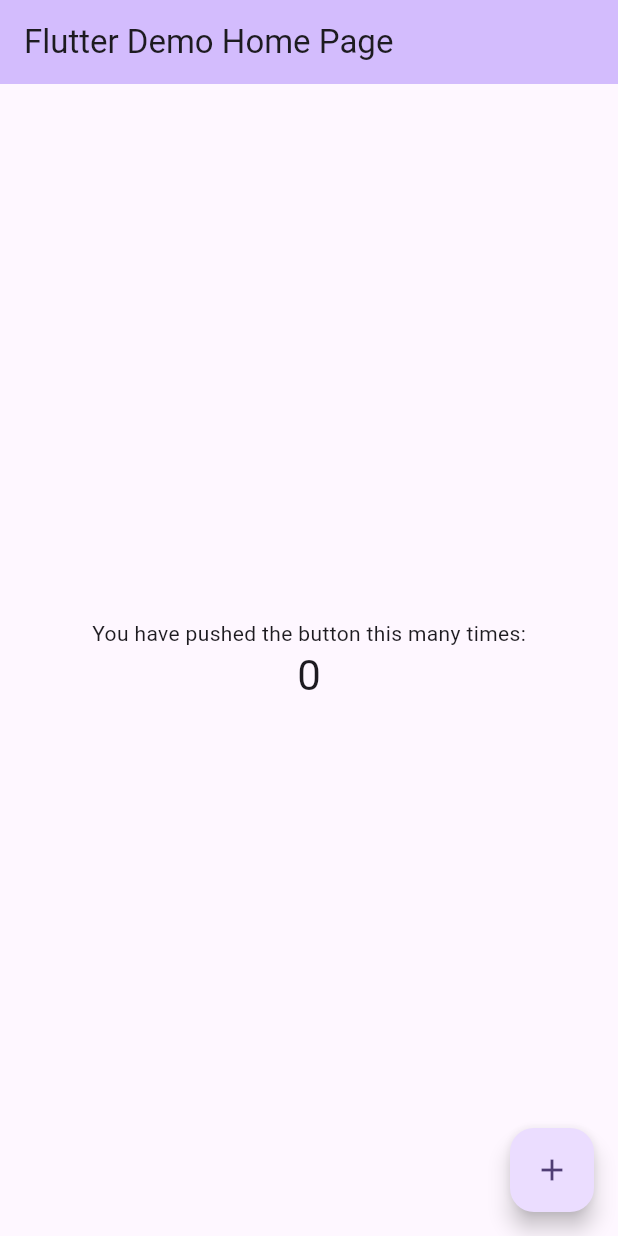
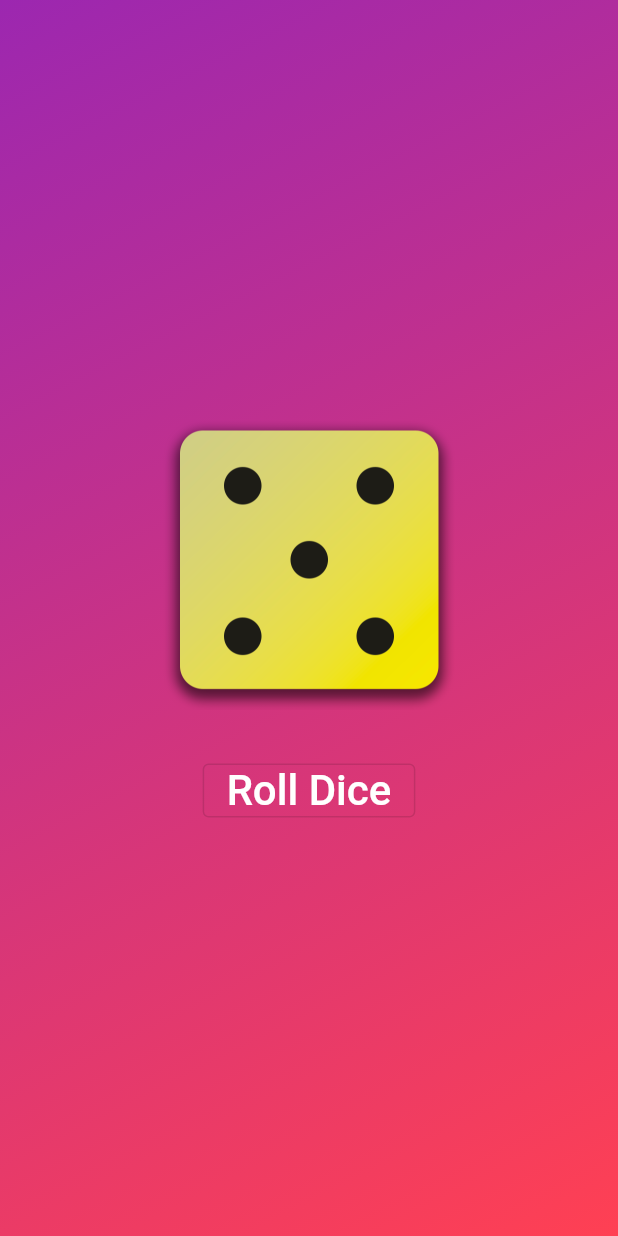
Before and after one commit to SyedZeeshanAijaz/dice_appFlutter, a Flutter app: the screen it shows after launch, on a phone screen of 412 x 824 dp. Run offline on Flutter 3.47's test engine with Material 2 defaults, Android fonts, the phone set to English and light mode, and no system bars.

Commit message:
Final Changes

```diff
--- /dev/null
+++ b/lib/homepage.dart
@@ -0,0 +1,68 @@
+import 'package:flutter/material.dart';
+import 'dart:math';
+
+class HomePage extends StatefulWidget {
+  const HomePage({super.key});
+  @override
+  State<StatefulWidget> createState() {
+    return _HomePageState();
+  }
+}
+
+class _HomePageState extends State<HomePage> {
+  late int imageNo;
+  Random random = Random();
+
+  void _randomGenerator() {
+    imageNo = random.nextInt(6) + 1;
+  }
+
+  void _textButtonController() {
+    setState(() {
+      _randomGenerator();
+    });
+  }
+
+  @override
+  void initState() {
+    _randomGenerator();
+    super.initState();
+  }
+
+  @override
+  Widget build(BuildContext context) {
+    return Scaffold(
+      body: Container(
+        decoration: const BoxDecoration(
+            gradient: LinearGradient(
+                begin: Alignment.topLeft,
+                end: Alignment.bottomRight,
+                colors: [Colors.purple, Color.fromARGB(255, 255, 64, 83)])),
+        child: Center(
+          child: Column(
+            mainAxisSize: MainAxisSize.min,
+            children: [
+              Image.asset(
+                'assets/images/dice-$imageNo.png',
+                width: 200,
+              ),
+              const SizedBox(
+                height: 30,
+              ),
+              OutlinedButton(
+                onPressed: _textButtonController,
+                child: const Text(
+                  'Roll Dice',
+                  style: TextStyle(
+                    fontSize: 28,
+                    color: Colors.white,
+                  ),
+                ),
+              ),
+            ],
+          ),
+        ),
+      ),
+    );
+  }
+}
--- a/lib/main.dart
+++ b/lib/main.dart
@@ -1,4 +1,5 @@
 import 'package:flutter/material.dart';
+import 'HomePage.dart';
 
 void main() {
   runApp(const MyApp());
@@ -6,120 +7,11 @@ void main() {
 
 class MyApp extends StatelessWidget {
   const MyApp({super.key});
-
-  // This widget is the root of your application.
   @override
   Widget build(BuildContext context) {
-    return MaterialApp(
-      title: 'Flutter Demo',
-      theme: ThemeData(
-        // This is the theme of your application.
-        //
-        // TRY THIS: Try running your application with "flutter run". You'll see
-        // the application has a blue toolbar. Then, without quitting the app,
-        // try changing the seedColor in the colorScheme below to Colors.green
-        // and then invoke "hot reload" (save your changes or press the "hot
-        // reload" button in a Flutter-supported IDE, or press "r" if you used
-        // the command line to start the app).
-        //
-        // Notice that the counter didn't reset back to zero; the application
-        // state is not lost during the reload. To reset the state, use hot
-        // restart instead.
-        //
-        // This works for code too, not just values: Most code changes can be
-        // tested with just a hot reload.
-        colorScheme: ColorScheme.fromSeed(seedColor: Colors.deepPurple),
-        useMaterial3: true,
-      ),
-      home: const MyHomePage(title: 'Flutter Demo Home Page'),
+    return const MaterialApp(
+      title: "Dice App ",
+      home: HomePage(),
     );
   }
 }
-
-class MyHomePage extends StatefulWidget {
-  const MyHomePage({super.key, required this.title});
-
-  // This widget is the home page of your application. It is stateful, meaning
-  // that it has a State object (defined below) that contains fields that affect
-  // how it looks.
-
-  // This class is the configuration for the state. It holds the values (in this
-  // case the title) provided by the parent (in this case the App widget) and
-  // used by the build method of the State. Fields in a Widget subclass are
-  // always marked "final".
-
-  final String title;
-
-  @override
-  State<MyHomePage> createState() => _MyHomePageState();
-}
-
-class _MyHomePageState extends State<MyHomePage> {
-  int _counter = 0;
-
-  void _incrementCounter() {
-    setState(() {
-      // This call to setState tells the Flutter framework that something has
-      // changed in this State, which causes it to rerun the build method below
-      // so that the display can reflect the updated values. If we changed
-      // _counter without calling setState(), then the build method would not be
-      // called again, and so nothing would appear to happen.
-      _counter++;
-    });
-  }
-
-  @override
-  Widget build(BuildContext context) {
-    // This method is rerun every time setState is called, for instance as done
-    // by the _incrementCounter method above.
-    //
-    // The Flutter framework has been optimized to make rerunning build methods
-    // fast, so that you can just rebuild anything that needs updating rather
-    // than having to individually change instances of widgets.
-    return Scaffold(
-      appBar: AppBar(
-        // TRY THIS: Try changing the color here to a specific color (to
-        // Colors.amber, perhaps?) and trigger a hot reload to see the AppBar
-        // change color while the other colors stay the same.
-        backgroundColor: Theme.of(context).colorScheme.inversePrimary,
-        // Here we take the value from the MyHomePage object that was created by
-        // the App.build method, and use it to set our appbar title.
-        title: Text(widget.title),
-      ),
-      body: Center(
-        // Center is a layout widget. It takes a single child and positions it
-        // in the middle of the parent.
-        child: Column(
-          // Column is also a layout widget. It takes a list of children and
-          // arranges them vertically. By default, it sizes itself to fit its
-          // children horizontally, and tries to be as tall as its parent.
-          //
-          // Column has various properties to control how it sizes itself and
-          // how it positions its children. Here we use mainAxisAlignment to
-          // center the children vertically; the main axis here is the vertical
-          // axis because Columns are vertical (the cross axis would be
-          // horizontal).
-          //
-          // TRY THIS: Invoke "debug painting" (choose the "Toggle Debug Paint"
-          // action in the IDE, or press "p" in the console), to see the
-          // wireframe for each widget.
-          mainAxisAlignment: MainAxisAlignment.center,
-          children: <Widget>[
-            const Text(
-              'You have pushed the button this many times:',
-            ),
-            Text(
-              '$_counter',
-              style: Theme.of(context).textTheme.headlineMedium,
-            ),
-          ],
-        ),
-      ),
-      floatingActionButton: FloatingActionButton(
-        onPressed: _incrementCounter,
-        tooltip: 'Increment',
-        child: const Icon(Icons.add),
-      ), // This trailing comma makes auto-formatting nicer for build methods.
-    );
-  }
-}
```
Also changed, not shown: pubspec.yaml (+4 -8 lines), assets/images/dice-4.png (added).
